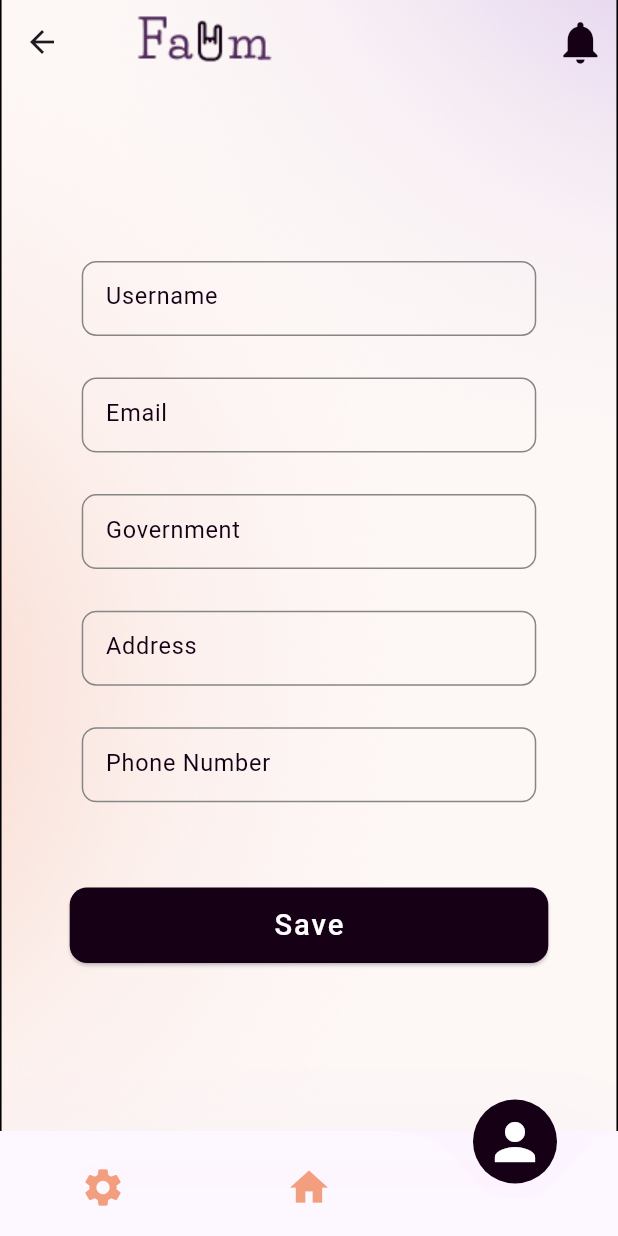
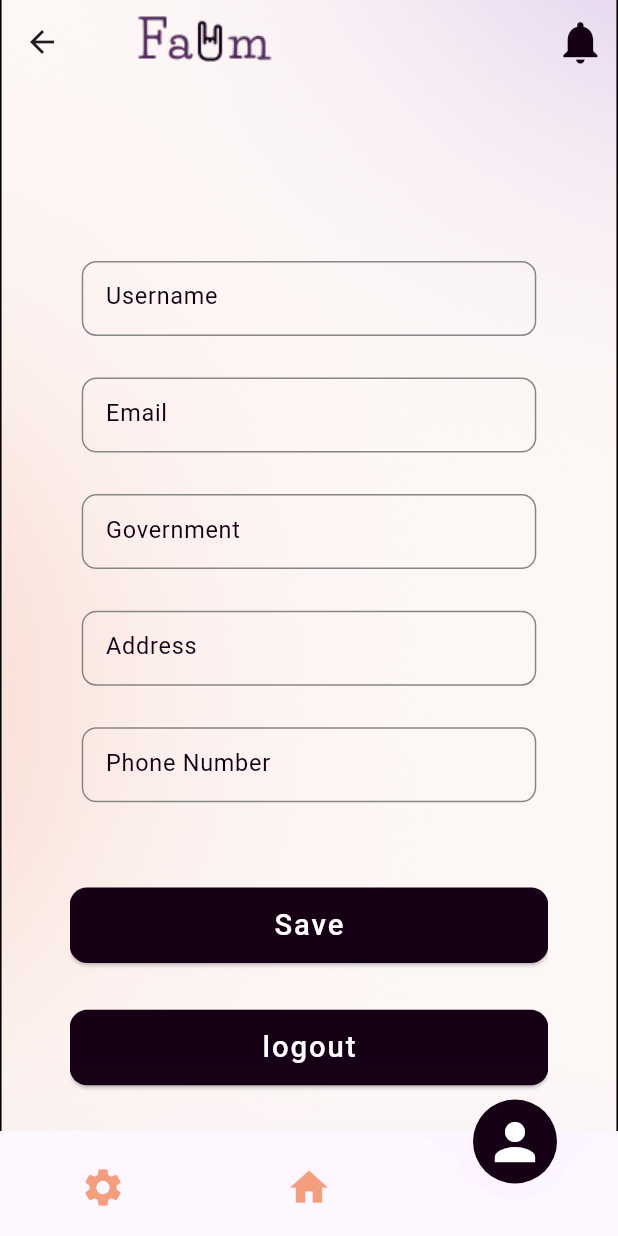
Before and after one commit to HabibaMohamedS/sign2, a Flutter app: the MainMenuScreen screen opened by its route, item 3 of the bottom bar chosen, on a phone screen of 412 x 824 dp. Run offline on Flutter 3.47's test engine with Material 3 defaults, Android fonts, the phone set to English and light mode, and no system bars; our stand-ins replace camera, carousel_slider, cloud_firestore, connectivity_plus, firebase_auth, firebase_core and 7 more; accounts and stored records are empty; statements that could not run were skipped.

```diff
--- a/lib/features/Learning_feature/view/lesson_detail_screen.dart
+++ b/lib/features/Learning_feature/view/lesson_detail_screen.dart
@@ -107,7 +107,7 @@ class _LessonDetailScreenState extends State<LessonDetailScreen> {
         children: [
           Text(
             lesson.title ?? "No Title",
-            style: TextStyle(fontSize: 18.sp, fontWeight: FontWeight.bold),
+            style: TextStyle(fontSize: 18.sp, fontWeight: FontWeight.bold,color: AppColors.darkNavy),
           ),
           SizedBox(height: 8.h),
         ],
--- a/lib/features/profile/view/profile_view.dart
+++ b/lib/features/profile/view/profile_view.dart
@@ -78,6 +78,24 @@ class ProfileView extends GetView<ProfileController> {
               ),
             ),
             SizedBox(height: 32.h),
+             SizedBox(
+              width: double.infinity,
+              child: ElevatedButton(
+                style: ElevatedButton.styleFrom(
+                  backgroundColor: AppColors.darkPurple,
+                  shape: RoundedRectangleBorder(
+                      borderRadius: BorderRadius.circular(12.r)),
+                  padding:
+                      EdgeInsets.symmetric(vertical: 14.h, horizontal: 12.w),
+                ),
+                onPressed: c.logout,
+                child: Text(
+                  'logout',
+                  style: TextStyle(color: AppColors.white, fontSize: 20.sp),
+                ),
+              ),
+            ),
+            SizedBox(height: 32.h),
           ],
         ),
       ),
```
Also changed, not shown: lib/features/Recommendation System/model/learning_center_model.dart (+7 -7 lines).
